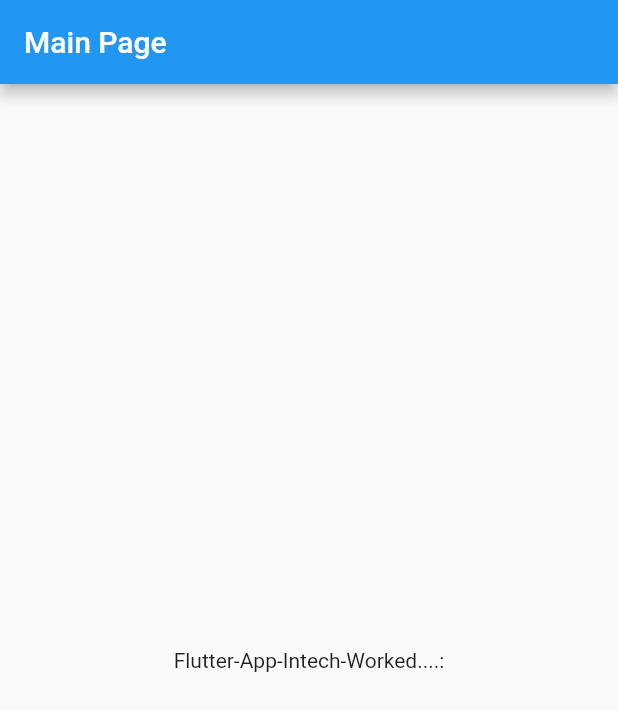
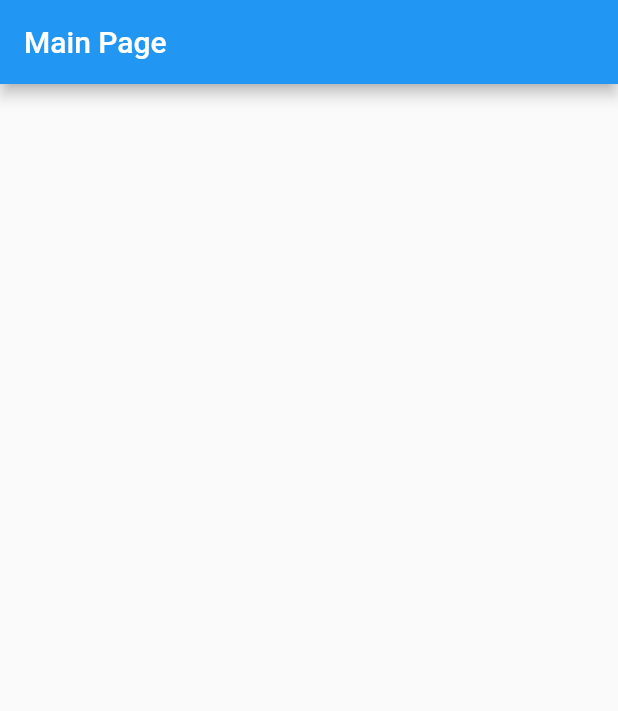
Before and after one commit to Intech-mobile-app/flutter-mobile-app, a Flutter app: the screen it shows after launch, on a phone screen of 412 x 824 dp. Shown: the top 711 px of the screen. Run offline on Flutter 3.47's test engine with Material 2 defaults, Android fonts, the phone set to English and light mode, and no system bars.

Commit message:
commit-changes-by-me

```diff
--- a/fl_mobile_intech_frontend/lib/main.dart
+++ b/fl_mobile_intech_frontend/lib/main.dart
@@ -1,3 +1,4 @@
+import 'package:fl_mobile_intech/MyColors.dart';
 import 'package:flutter/material.dart';
 
 void main() {
@@ -33,16 +34,7 @@ class _MyHomePageState extends State<MyHomePage> {
       appBar: AppBar(
         title: Text(widget.title),
       ),
-      body: Center(
-        child: Column(
-          mainAxisAlignment: MainAxisAlignment.center,
-          children: <Widget>[
-            Text(
-              'Flutter-App-Intech-Worked....:',
-            ),
-          ],
-        ),
-      ),
+      body: Center(),
     );
   }
 }
```
Also changed, not shown: fl_mobile_intech_frontend/lib/MyColors.dart (+9 -11 lines).
